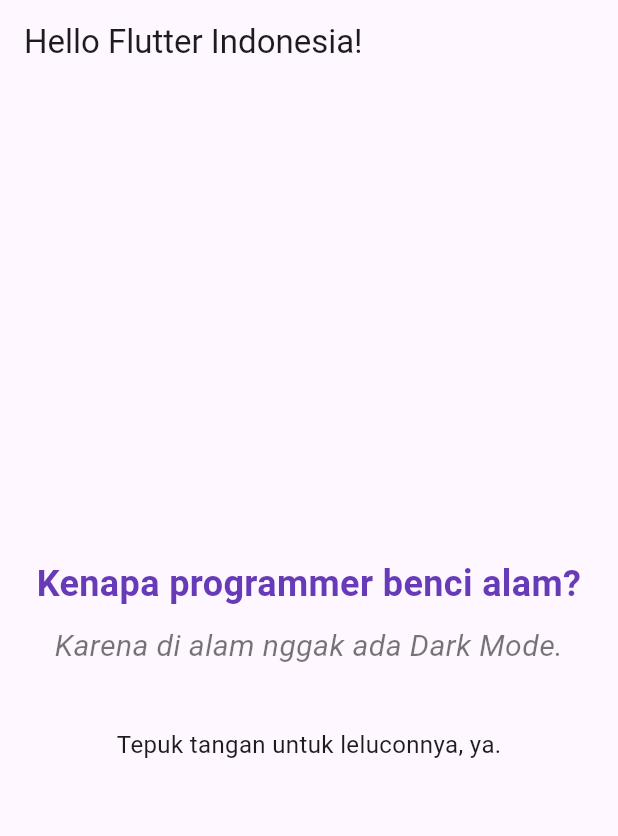
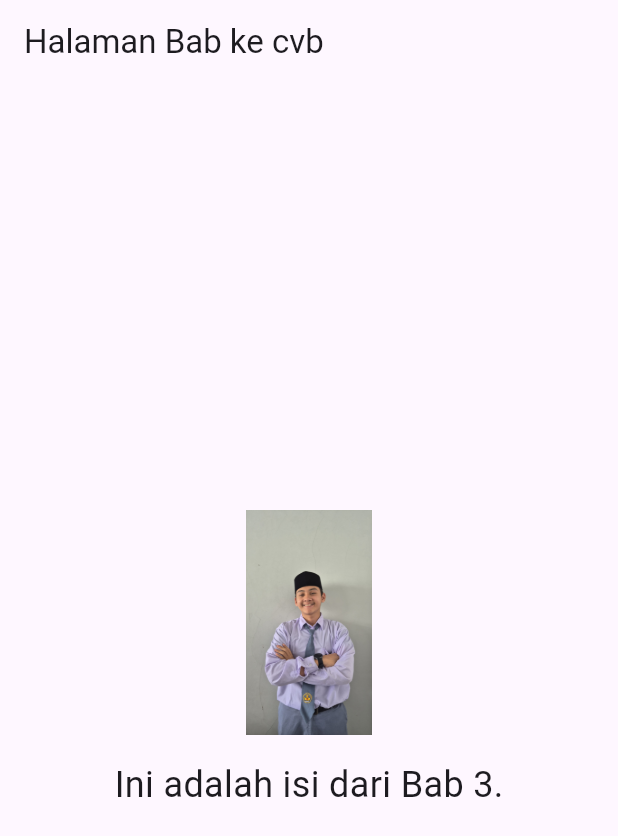
Before and after one commit to YusufxAlbana/Flutter, a Flutter app: the screen it shows after launch, on a phone screen of 412 x 824 dp. Shown: the top 836 px of the screen. Run offline on Flutter 3.47's test engine with Material 3 defaults, Android fonts, the phone set to English and light mode, and no system bars.

Commit message:
Perubahan kedua

```diff
--- a/lib/main.dart
+++ b/lib/main.dart
@@ -1,60 +1,25 @@
+// ...............
+import 'pages/bab_3.dart';
 import 'package:flutter/material.dart';
+import 'pages/bab_2.dart';
+import '';
+
 
 void main() {
   runApp(const MyApp());
 }
 
-// Widget utama aplikasi
 class MyApp extends StatelessWidget {
   const MyApp({super.key});
 
   @override
   Widget build(BuildContext context) {
     return MaterialApp(
-      title: 'Hello World with a Twist',
-      theme: ThemeData(
-        primarySwatch: Colors.purple,
-        visualDensity: VisualDensity.adaptivePlatformDensity,
-      ),
-      home: Scaffold(
-        appBar: AppBar(
-          title: const Text('Hello Flutter Indonesia!'),
-        ),
-        body: const Center(
-          child: Padding(
-            padding: EdgeInsets.all(20.0),
-            child: Column(
-              mainAxisAlignment: MainAxisAlignment.center,
-              children: [
-                Text(
-                  'Kenapa programmer benci alam? ',
-                  textAlign: TextAlign.center,
-                  style: TextStyle(
-                    fontSize: 24,
-                    fontWeight: FontWeight.bold,
-                    color: Colors.deepPurple,
-                  ),
-                ),
-                SizedBox(height: 10),
-                Text(
-                  'Karena di alam nggak ada Dark Mode.',
-                  textAlign: TextAlign.center,
-                  style: TextStyle(
-                    fontSize: 20,
-                    fontStyle: FontStyle.italic,
-                    color: Colors.black54,
-                  ),
-                ),
-                SizedBox(height: 40),
-                Text(
-                  'Tepuk tangan untuk leluconnya, ya.',
-                  style: TextStyle(fontSize: 16),
-                ),
-              ],
-            ),
-          ),
-        ),
-      ),
+      initialRoute: 'Bab3', // Match the route name exactly
+      routes: {
+        'Bab2': (context) => const Bab2(),
+        'Bab3': (context) => const Bab3(),
+      },
     );
   }
 }
--- /dev/null
+++ b/lib/pages/bab_2.dart
@@ -0,0 +1,27 @@
+// bab_2.dart
+import 'package:flutter/material.dart';
+
+// Widget ini akan menjadi halaman "Bab 2"
+class Bab2 extends StatelessWidget {
+  const Bab2({super.key});
+
+  @override
+  Widget build(BuildContext context) {
+    return Scaffold(
+      appBar: AppBar(
+        title: const Text('Halaman Bab 2'),
+        backgroundColor: Colors.tealAccent,
+      ),
+       body: const Center(
+        child: Text(
+          '| Yusuf Nawaf Albana XI RPL |',
+          textAlign: TextAlign.center,
+          style: TextStyle(
+            fontSize: 30, // Ukuran font lebih besar
+            fontWeight: FontWeight.bold,
+          ),
+        ),
+      ),
+    );
+  }
+}
--- /dev/null
+++ b/lib/pages/bab_3.dart
@@ -0,0 +1,33 @@
+// bab_2.dart
+import 'package:flutter/material.dart';
+
+// Widget ini akan menjadi halaman "Bab 2"
+class Bab3 extends StatelessWidget {
+  const Bab3({super.key});
+
+  @override
+  Widget build(BuildContext context) {
+    return Scaffold(
+      appBar: AppBar(
+        title: const Text('Halaman Bab ke cvb'),
+      ),
+       body: Center(
+     child: Column(
+       mainAxisAlignment: MainAxisAlignment.center,
+       children: [
+         Image.asset(
+           'assets/images/hai.jpg',
+           width: 150, // atur ukuran sesuai kebutuhan
+           height: 150,
+         ),
+         const SizedBox(height: 16),
+         const Text(
+           'Ini adalah isi dari Bab 3.',
+           style: TextStyle(fontSize: 24),
+         ),
+       ],
+     ),
+   ),
+    );
+  }
+}
```
Also changed, not shown: pubspec.yaml (+8 -61 lines), assets/images/hai.jpg (added), flutter_01.png (added), 1 other file.
